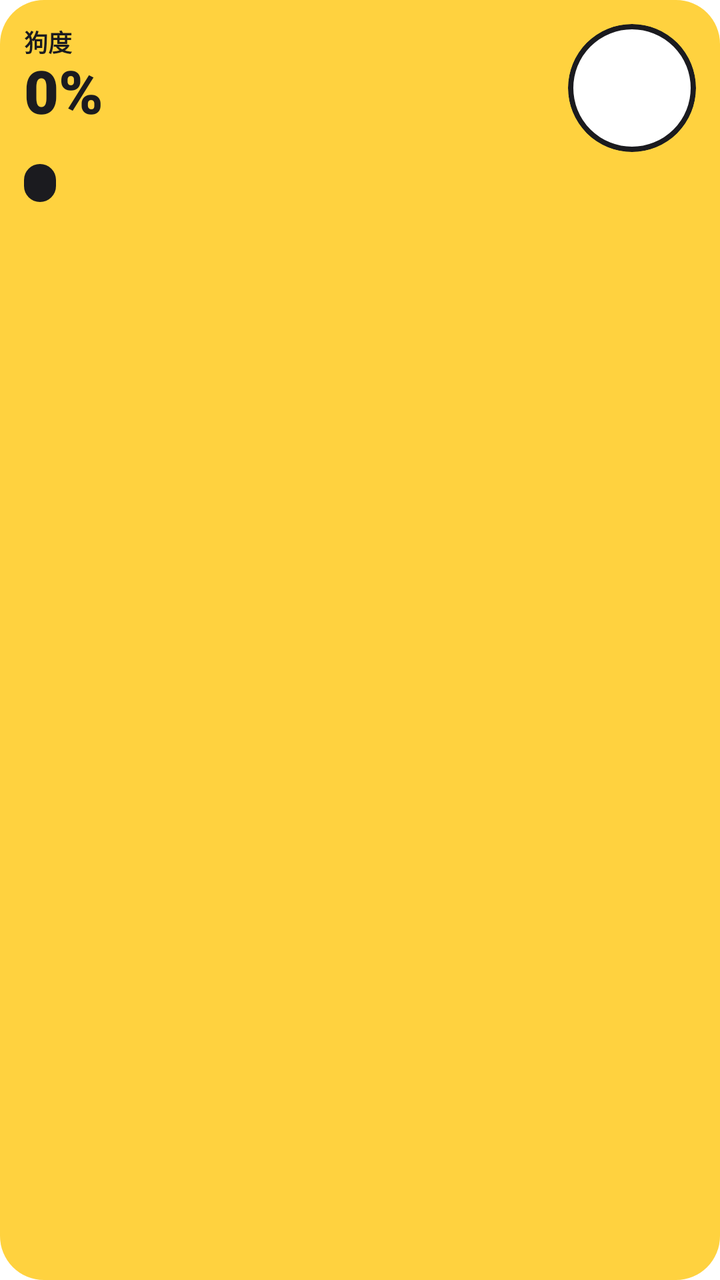
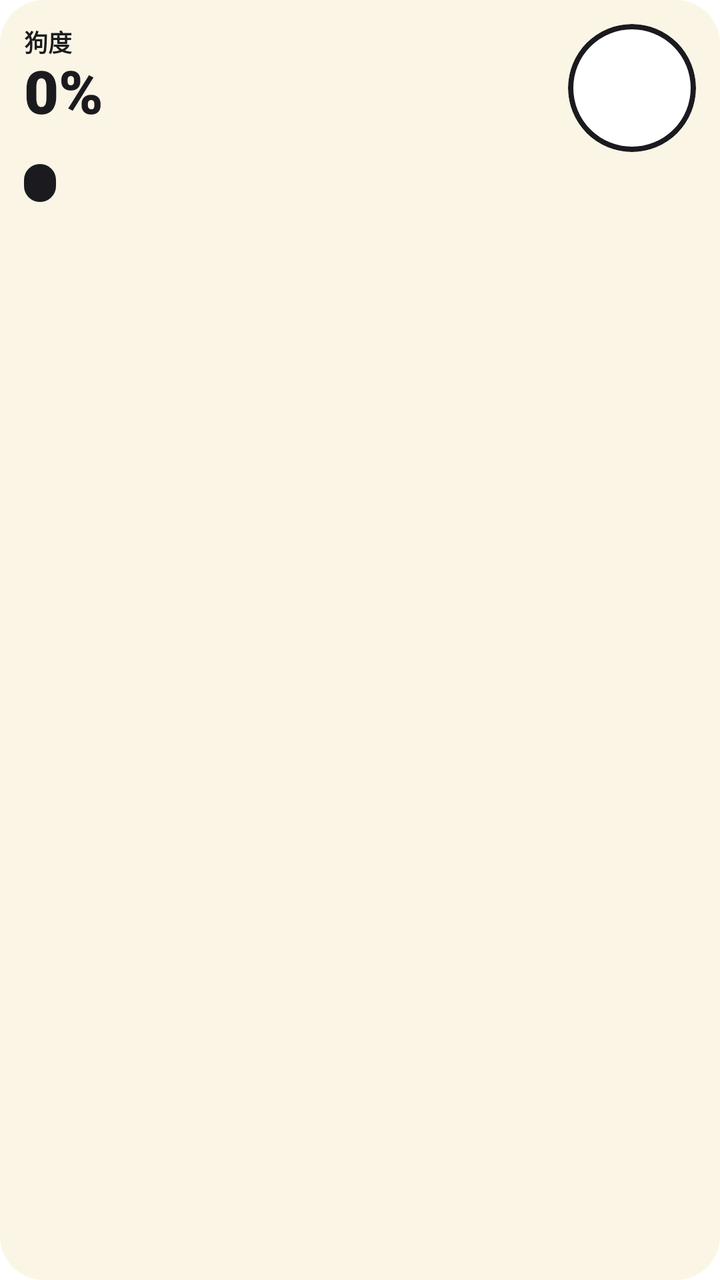

The first picture is an Android layout as it rendered before a commit; the second is the same layout after the commit. The layout source and the unified diff follow.
<!-- AndroidManifest.xml: fallback theme Theme.MaterialComponents.DayNight.NoActionBar -->
<!-- res/layout/widget_dog_small.xml -->
<?xml version="1.0" encoding="utf-8"?>
<FrameLayout xmlns:android="http://schemas.android.com/apk/res/android"
    android:id="@+id/widget_root"
    android:layout_width="match_parent"
    android:layout_height="match_parent"
    android:background="@drawable/widget_background"
    android:padding="12dp">

    <LinearLayout
        android:id="@+id/dog_group"
        android:layout_width="match_parent"
        android:layout_height="match_parent"
        android:orientation="vertical">

        <LinearLayout
            android:layout_width="match_parent"
            android:layout_height="wrap_content"
            android:orientation="horizontal">

            <LinearLayout
                android:layout_width="0dp"
                android:layout_height="wrap_content"
                android:layout_weight="1"
                android:orientation="vertical">

                <TextView
                    style="@style/DogWidgetLabel"
                    android:text="狗度" />

                <TextView
                    android:id="@+id/percent"
                    style="@style/DogWidgetPercent"
                    android:text="0%" />
            </LinearLayout>

            
            <FrameLayout
                android:layout_width="64dp"
                android:layout_height="64dp"
                android:background="@drawable/widget_avatar_circle"
                android:clipToOutline="true">

                <ImageView
                    android:id="@+id/avatar"
                    android:layout_width="match_parent"
                    android:layout_height="match_parent"
                    android:layout_marginStart="3dp"
                    android:layout_marginTop="4dp"
                    android:layout_marginEnd="3dp"
                    android:contentDescription="@string/widget_avatar"
                    android:scaleType="fitCenter" />
            </FrameLayout>
        </LinearLayout>

        <TextView
            android:id="@+id/stage"
            style="@style/DogWidgetPill"
            android:layout_marginTop="6dp" />

        <TextView
            android:id="@+id/quip"
            style="@style/DogWidgetBody"
            android:layout_width="match_parent"
            android:layout_marginTop="6dp"
            android:maxLines="2"
            android:textSize="11sp" />
    </LinearLayout>

    <LinearLayout
        android:id="@+id/message_group"
        android:layout_width="match_parent"
        android:layout_height="match_parent"
        android:orientation="vertical"
        android:visibility="gone">

        <TextView
            style="@style/DogWidgetTitle"
            android:text="再玩我是狗" />

        <TextView
            android:id="@+id/message_text"
            style="@style/DogWidgetBody"
            android:layout_width="match_parent"
            android:layout_marginTop="6dp"
            android:maxLines="4"
            android:textColor="@color/widget_muted_on_yellow" />
    </LinearLayout>
</FrameLayout>
<!-- resources referenced by this layout -->
<resources>
  <color name="widget_muted_on_yellow">#FF3A3A30</color>
  <!-- drawable widget_avatar_circle (drawable) -->
  <?xml version="1.0" encoding="utf-8"?>
  <shape xmlns:android="http://schemas.android.com/apk/res/android" android:shape="oval">
      <solid android:color="@android:color/white" />
      <stroke android:width="2.5dp" android:color="@color/widget_ink" />
  </shape>
  <!-- drawable widget_background (drawable) -->
  <?xml version="1.0" encoding="utf-8"?>
  <shape xmlns:android="http://schemas.android.com/apk/res/android" android:shape="rectangle">
      <solid android:color="@color/widget_yellow" />
      <corners android:radius="22dp" />
  </shape>
  <string name="widget_avatar">现在的形象</string>
  <style name="DogWidgetBody" parent="DogWidgetText">
          <item name="android:textSize">12sp</item>
          <item name="android:textStyle">bold</item>
      </style>
  <style name="DogWidgetLabel" parent="DogWidgetText">
          <item name="android:textSize">12sp</item>
          <item name="android:textStyle">bold</item>
      </style>
  <style name="DogWidgetPercent" parent="DogWidgetText">
          <item name="android:textSize">30sp</item>
          <item name="android:fontFamily">sans-serif-black</item>
      </style>
  <style name="DogWidgetPill" parent="DogWidgetText">
          <item name="android:paddingStart">8dp</item>
          <item name="android:paddingEnd">8dp</item>
          <item name="android:paddingTop">3dp</item>
          <item name="android:paddingBottom">3dp</item>
          <item name="android:textSize">11sp</item>
          <item name="android:fontFamily">sans-serif-black</item>
          <item name="android:textColor">@color/widget_yellow</item>
          <item name="android:background">@drawable/widget_stage_pill</item>
      </style>
  <style name="DogWidgetTitle" parent="DogWidgetText">
          <item name="android:textSize">15sp</item>
          <item name="android:fontFamily">sans-serif-black</item>
      </style>
  <color name="widget_ink">#FF1B1B1F</color>
  <color name="widget_yellow">#FFFFD23F</color>
  <style name="DogWidgetText">
          <item name="android:layout_width">wrap_content</item>
          <item name="android:layout_height">wrap_content</item>
          <item name="android:textColor">@color/widget_ink</item>
          <item name="android:includeFontPadding">false</item>
          <item name="android:maxLines">1</item>
          <item name="android:ellipsize">end</item>
      </style>
  <!-- drawable widget_stage_pill (drawable) -->
  <?xml version="1.0" encoding="utf-8"?>
  <shape xmlns:android="http://schemas.android.com/apk/res/android" android:shape="rectangle">
      <solid android:color="@color/widget_ink" />
      <corners android:radius="12dp" />
  </shape>
</resources>

<!-- the commit's change to res/layout/widget_dog_small.xml (unified diff, before → after) -->
@@ -83,6 +83,6 @@
             android:layout_width="match_parent"
             android:layout_marginTop="6dp"
             android:maxLines="4"
-            android:textColor="@color/widget_muted_on_yellow" />
+            android:textColor="@color/widget_muted" />
     </LinearLayout>
 </FrameLayout>
<!-- resource entries referenced after the edit -->
@@ -1,6 +1,6 @@
 <!-- resources referenced by this layout -->
 <resources>
-  <color name="widget_muted_on_yellow">#FF3A3A30</color>
+  <color name="widget_muted">#FF5F6368</color>
   <!-- drawable widget_avatar_circle (drawable) -->
   <?xml version="1.0" encoding="utf-8"?>
   <shape xmlns:android="http://schemas.android.com/apk/res/android" android:shape="oval">
@@ -10,7 +10,7 @@
   <!-- drawable widget_background (drawable) -->
   <?xml version="1.0" encoding="utf-8"?>
   <shape xmlns:android="http://schemas.android.com/apk/res/android" android:shape="rectangle">
-      <solid android:color="@color/widget_yellow" />
+      <solid android:color="@color/widget_paper" />
       <corners android:radius="22dp" />
   </shape>
   <string name="widget_avatar">现在的形象</string>
@@ -41,6 +41,7 @@
           <item name="android:fontFamily">sans-serif-black</item>
       </style>
   <color name="widget_ink">#FF1B1B1F</color>
+  <color name="widget_paper">#FFFBF5E6</color>
   <color name="widget_yellow">#FFFFD23F</color>
   <style name="DogWidgetText">
           <item name="android:layout_width">wrap_content</item>
